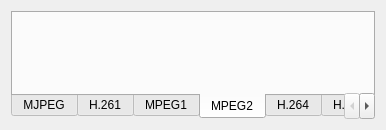
First picture: the form in codec-preview/codectabswidget.ui, repository pszopinski/codec-preview, before the edit.
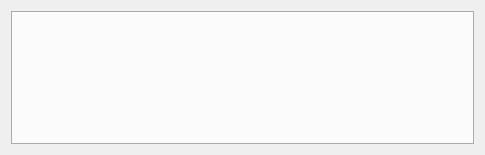
Second picture: the form after the edit. Custom widgets are drawn as their Qt base class.

Commit message: dynamically created tabs

Diff of the .ui file:
```diff
--- a/codec-preview/codectabswidget.ui
+++ b/codec-preview/codectabswidget.ui
@@ -6,8 +6,8 @@
    <rect>
     <x>0</x>
     <y>0</y>
-    <width>386</width>
-    <height>130</height>
+    <width>485</width>
+    <height>155</height>
    </rect>
   </property>
   <property name="windowTitle">
@@ -25,39 +25,6 @@
      <property name="tabPosition">
       <enum>QTabWidget::South</enum>
      </property>
-     <property name="currentIndex">
-      <number>3</number>
-     </property>
-     <widget class="MJPEGManager" name="mjpegtab">
-      <attribute name="title">
-       <string>MJPEG</string>
-      </attribute>
-     </widget>
-     <widget class="H261Manager" name="h261tab">
-      <attribute name="title">
-       <string>H.261</string>
-      </attribute>
-     </widget>
-     <widget class="MPEG1Manager" name="mpeg1tab">
-      <attribute name="title">
-       <string>MPEG1</string>
-      </attribute>
-     </widget>
-     <widget class="MPEG2Manager" name="mpeg2tab">
-      <attribute name="title">
-       <string>MPEG2</string>
-      </attribute>
-     </widget>
-     <widget class="H264Manager" name="h264tab">
-      <attribute name="title">
-       <string>H.264</string>
-      </attribute>
-     </widget>
-     <widget class="H265Manager" name="h265tab">
-      <attribute name="title">
-       <string>H.265</string>
-      </attribute>
-     </widget>
     </widget>
    </item>
   </layout>
@@ -69,12 +36,6 @@
    <header>codectabs/mjpegmanager.h</header>
    <container>1</container>
   </customwidget>
-  <customwidget>
-   <class>H261Manager</class>
-   <extends>QWidget</extends>
-   <header>codectabs/h261manager.h</header>
-   <container>1</container>
-  </customwidget>
   <customwidget>
    <class>MPEG1Manager</class>
    <extends>QWidget</extends>
```
The commit also changes 3 other files.
